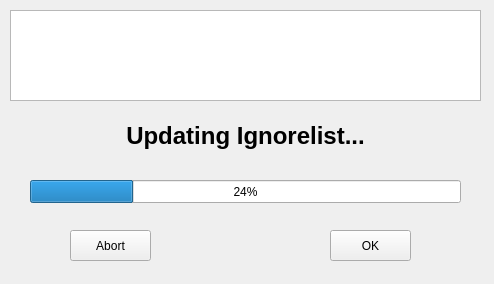
This is Source/D2Block/d2block.ui in aaronhesse/D2Block as Qt 5 draws it before an edit. The edited form follows.
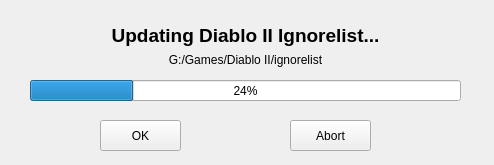
This is the edited form.

```diff
--- a/Source/D2Block/d2block.ui
+++ b/Source/D2Block/d2block.ui
@@ -7,7 +7,7 @@
     <x>0</x>
     <y>0</y>
     <width>494</width>
-    <height>284</height>
+    <height>165</height>
    </rect>
   </property>
   <property name="sizePolicy">
@@ -33,9 +33,9 @@
     <property name="geometry">
      <rect>
       <x>30</x>
-      <y>180</y>
+      <y>80</y>
       <width>431</width>
-      <height>23</height>
+      <height>21</height>
      </rect>
     </property>
     <property name="value">
@@ -57,8 +57,8 @@
    <widget class="QPushButton" name="pushButton">
     <property name="geometry">
      <rect>
-      <x>70</x>
-      <y>230</y>
+      <x>290</x>
+      <y>120</y>
       <width>81</width>
       <height>31</height>
      </rect>
@@ -70,8 +70,8 @@
    <widget class="QPushButton" name="pushButton_2">
     <property name="geometry">
      <rect>
-      <x>330</x>
-      <y>230</y>
+      <x>100</x>
+      <y>120</y>
       <width>81</width>
       <height>31</height>
      </rect>
@@ -80,35 +80,41 @@
      <string>OK</string>
     </property>
    </widget>
-   <widget class="QGraphicsView" name="graphicsView">
-    <property name="geometry">
-     <rect>
-      <x>10</x>
-      <y>10</y>
-      <width>471</width>
-      <height>91</height>
-     </rect>
-    </property>
-   </widget>
    <widget class="QLabel" name="progressText">
     <property name="geometry">
      <rect>
-      <x>10</x>
-      <y>110</y>
-      <width>471</width>
-      <height>51</height>
+      <x>0</x>
+      <y>20</y>
+      <width>491</width>
+      <height>30</height>
      </rect>
     </property>
     <property name="font">
      <font>
       <family>Segoe UI</family>
-      <pointsize>18</pointsize>
+      <pointsize>14</pointsize>
       <weight>75</weight>
       <bold>true</bold>
      </font>
     </property>
     <property name="text">
-     <string>Updating Ignorelist...</string>
+     <string>Updating Diablo II Ignorelist...</string>
+    </property>
+    <property name="alignment">
+     <set>Qt::AlignCenter</set>
+    </property>
+   </widget>
+   <widget class="QLabel" name="ignorelistPath">
+    <property name="geometry">
+     <rect>
+      <x>30</x>
+      <y>50</y>
+      <width>431</width>
+      <height>20</height>
+     </rect>
+    </property>
+    <property name="text">
+     <string>G:/Games/Diablo II/ignorelist</string>
     </property>
     <property name="alignment">
      <set>Qt::AlignCenter</set>
```
Left out of the diff: 2 changed lines with no effect on the pictures.
